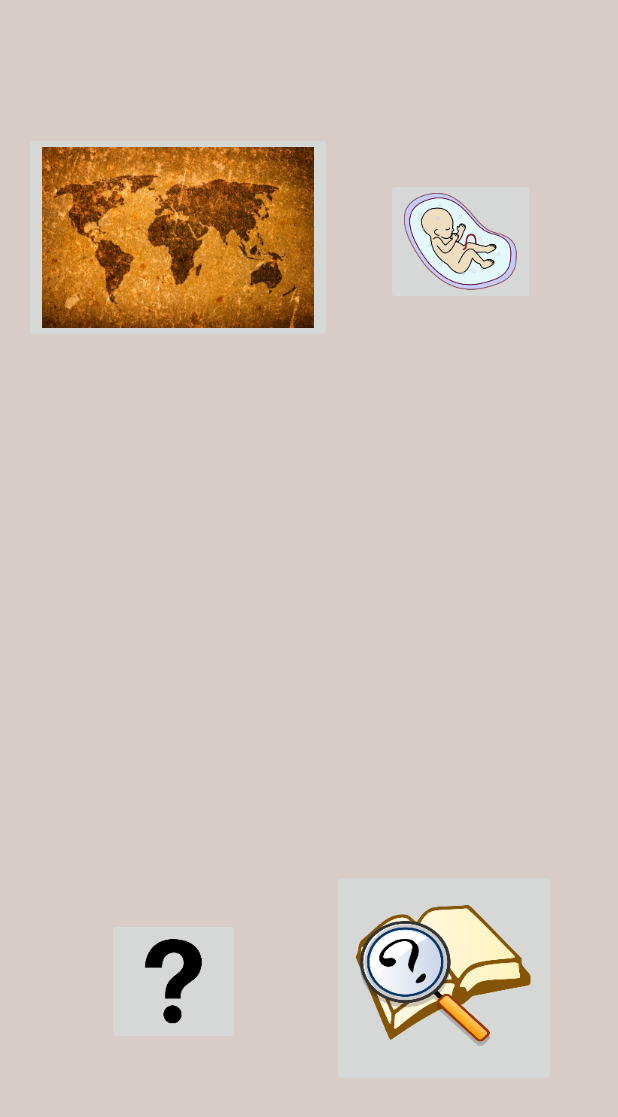
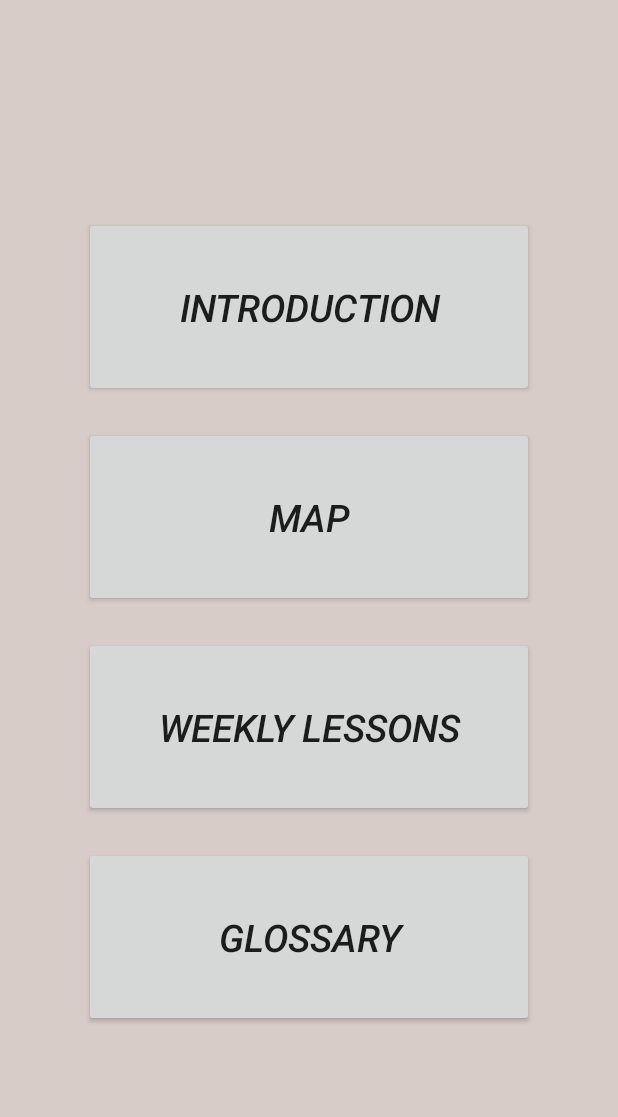
Before and after one commit to ahtakle/Project-Ina-Android, an Android app: the screen it shows after launch (Home), on a phone screen of 412 x 824 dp. Shown: the top 1117 px of the screen. Run offline under Robolectric (Android 15) with nearby library versions, the phone set to English and light mode, and no system bars.

Commit message:
Final first round touches

```diff
--- a/app/src/main/AndroidManifest.xml
+++ b/app/src/main/AndroidManifest.xml
@@ -63,9 +63,6 @@
             android:label="@string/title_activity_help"
             android:theme="@style/AppTheme" />
         <activity
-            android:name=".SettingsActivity"
-            android:label="@string/title_activity_settings" />
-        <activity
             android:name=".Trimesters"
             android:label="@string/title_activity_trimesters"
             android:parentActivityName=".Home"
--- a/app/src/main/res/layout/activity_home.xml
+++ b/app/src/main/res/layout/activity_home.xml
@@ -1,55 +1,124 @@
 <?xml version="1.0" encoding="utf-8"?>
-<RelativeLayout xmlns:android="http://schemas.android.com/apk/res/android"
-    xmlns:app="http://schemas.android.com/apk/res-auto"
+<LinearLayout xmlns:android="http://schemas.android.com/apk/res/android"
     xmlns:tools="http://schemas.android.com/tools"
-    android:id="@+id/activity_home"
     android:layout_width="match_parent"
     android:layout_height="match_parent"
+    android:orientation="vertical"
+    android:gravity="center"
     tools:context="com.projectina.ina.Home">
 
+    <Button
+        android:text="Introduction"
+        android:layout_width="300dp"
+        android:layout_height="120dp"
+        android:layout_marginTop="5dp"
+        android:layout_marginLeft="10dp"
+        android:layout_marginRight="10dp"
+        android:textSize="25sp"
+        android:textStyle="italic"
+        android:onClick="dispatchBackgroundIntent"
+        android:id="@+id/toIntroduction" />
 
-    <ImageButton
-        android:layout_width="wrap_content"
-        android:layout_height="wrap_content"
-        app:srcCompat="@mipmap/glossary"
-        android:id="@+id/imageButtonGlossary"
+    <Button
+        android:text="Map"
+        android:layout_width="300dp"
+        android:layout_height="120dp"
+        android:layout_marginTop="20dp"
+        android:layout_marginLeft="10dp"
+        android:layout_marginRight="10dp"
+        android:textSize="25sp"
+        android:textStyle="italic"
+        android:onClick="dispatchMapIntent"
+        android:id="@+id/toMap" />
+
+    <Button
+        android:text="Weekly Lessons"
+        android:layout_width="300dp"
+        android:layout_height="120dp"
+        android:layout_marginTop="20dp"
+        android:layout_marginLeft="10dp"
+        android:layout_marginRight="10dp"
+        android:textSize="25sp"
+        android:textStyle="italic"
+        android:onClick="dispatchTrimesterIntent"
+        android:id="@+id/toTrimesters" />
+
+    <Button
+        android:text="Glossary"
+        android:layout_width="300dp"
+        android:layout_height="120dp"
+        android:layout_marginTop="20dp"
+        android:layout_marginLeft="10dp"
+        android:layout_marginRight="10dp"
+        android:textSize="25sp"
+        android:textStyle="italic"
         android:onClick="dispatchGlossaryIntent"
-        android:layout_marginBottom="99dp"
-        android:layout_alignParentBottom="true"
-        android:layout_toEndOf="@+id/imageButtonMap" />
-
-    <ImageButton
-        android:layout_width="wrap_content"
-        android:layout_height="wrap_content"
-        app:srcCompat="@mipmap/question"
-        android:id="@+id/imageButtonQuestion"
-        android:onClick="dispatchBackgroundIntent"
-        android:layout_marginStart="55dp"
-        android:layout_marginBottom="28dp"
-        android:layout_alignBottom="@+id/imageButtonGlossary"
-        android:layout_alignStart="@+id/imageButtonMap" />
-
-    <ImageButton
-        android:layout_width="wrap_content"
-        android:layout_height="wrap_content"
-        app:srcCompat="@mipmap/test1"
-        android:id="@+id/imageButtonMap"
-        android:onClick="dispatchMapIntent"
-        android:layout_marginTop="88dp"
-        android:layout_marginStart="16dp"
-        android:layout_alignParentTop="true"
-        android:layout_alignParentStart="true" />
-
-    <ImageButton
-        android:layout_width="wrap_content"
-        android:layout_height="wrap_content"
-        app:srcCompat="@mipmap/baby"
-        android:id="@+id/imageButtonTrimesters"
-        android:onClick="dispatchTrimesterIntent"
-        android:layout_marginEnd="14dp"
-        android:layout_alignBottom="@+id/imageButtonMap"
-        android:layout_alignEnd="@+id/imageButtonGlossary"
-        android:layout_marginBottom="25dp" />
+        android:id="@+id/toGlossary" />
 
 
-</RelativeLayout>
+</LinearLayout>
+
+
+
+
+
+    <!--<RelativeLayout xmlns:android="http://schemas.android.com/apk/res/android"-->
+    <!--xmlns:app="http://schemas.android.com/apk/res-auto"-->
+    <!--xmlns:tools="http://schemas.android.com/tools"-->
+    <!--android:id="@+id/activity_home"-->
+    <!--android:layout_width="match_parent"-->
+    <!--android:layout_height="match_parent"-->
+    <!--tools:context="com.projectina.ina.Home">-->
+
+
+    <!--<ImageButton-->
+        <!--android:layout_width="wrap_content"-->
+        <!--android:layout_height="wrap_content"-->
+        <!--app:srcCompat="@mipmap/glossary"-->
+        <!--android:id="@+id/imageButtonGlossary"-->
+        <!--android:onClick="dispatchGlossaryIntent"-->
+        <!--android:layout_marginBottom="36dp"-->
+        <!--android:layout_alignParentBottom="true"-->
+        <!--android:layout_centerHorizontal="true" />-->
+
+    <!--<ImageButton-->
+        <!--android:layout_width="wrap_content"-->
+        <!--android:layout_height="wrap_content"-->
+        <!--app:srcCompat="@mipmap/test1"-->
+        <!--android:id="@+id/imageButtonMap"-->
+        <!--android:onClick="dispatchMapIntent"-->
+        <!--android:layout_above="@+id/imageButtonGlossary"-->
+        <!--android:layout_centerHorizontal="true" />-->
+
+    <!--<ImageButton-->
+        <!--android:layout_width="wrap_content"-->
+        <!--android:layout_height="wrap_content"-->
+        <!--app:srcCompat="@mipmap/baby"-->
+        <!--android:id="@+id/imageButtonTrimesters"-->
+        <!--android:onClick="dispatchTrimesterIntent"-->
+        <!--android:layout_below="@+id/imageButtonQuestion"-->
+        <!--android:layout_centerHorizontal="true"-->
+        <!--android:layout_marginTop="22dp" />-->
+
+    <!--<ImageButton-->
+        <!--android:layout_width="wrap_content"-->
+        <!--android:layout_height="wrap_content"-->
+        <!--app:srcCompat="@mipmap/question"-->
+        <!--android:id="@+id/imageButtonQuestion"-->
+        <!--android:onClick="dispatchBackgroundIntent"-->
+        <!--android:layout_alignBottom="@+id/imageButtonMap"-->
+        <!--android:layout_alignParentStart="true"-->
+        <!--android:layout_marginStart="14dp"-->
+        <!--android:layout_marginBottom="109dp" />-->
+
+    <!--<Button-->
+        <!--android:text="Button"-->
+        <!--android:layout_width="wrap_content"-->
+        <!--android:layout_height="wrap_content"-->
+        <!--android:id="@+id/button2"-->
+        <!--android:layout_marginTop="42dp"-->
+        <!--android:layout_alignParentTop="true"-->
+        <!--android:layout_centerHorizontal="true" />-->
+
+
+<!--</RelativeLayout>-->
--- a/app/src/main/res/values/strings.xml
+++ b/app/src/main/res/values/strings.xml
@@ -142,7 +142,7 @@
     <string name="pref_ringtone_silent">Silent</string>
 
     <string name="pref_title_vibrate">Vibrate</string>
-    <string name="title_activity_trimesters">Trimesters</string>
+    <string name="title_activity_trimesters">Weekly Lessons</string>
 
     <!-- TODO: Remove or change this placeholder text -->
     <string name="hello_blank_fragment">Hello blank fragment</string>
@@ -288,5 +288,5 @@ Arrange for proper prenatal care to safeguard your and your baby’s health. Mak
     <string name="healthy_diet_title">\n<b>Healthy Diet</b>\n</string>
 
     <string name="domestic_violence_title">\n<b>Domestic Violence and Sexual Assault</b>\n</string>
-    <string name="title_activity_background_intro">BackgroundIntro</string>
+    <string name="title_activity_background_intro">Introduction Information</string>
 </resources>
```
Also changed, not shown: app/src/main/java/com/projectina/ina/Map.java (+26 -18 lines).
